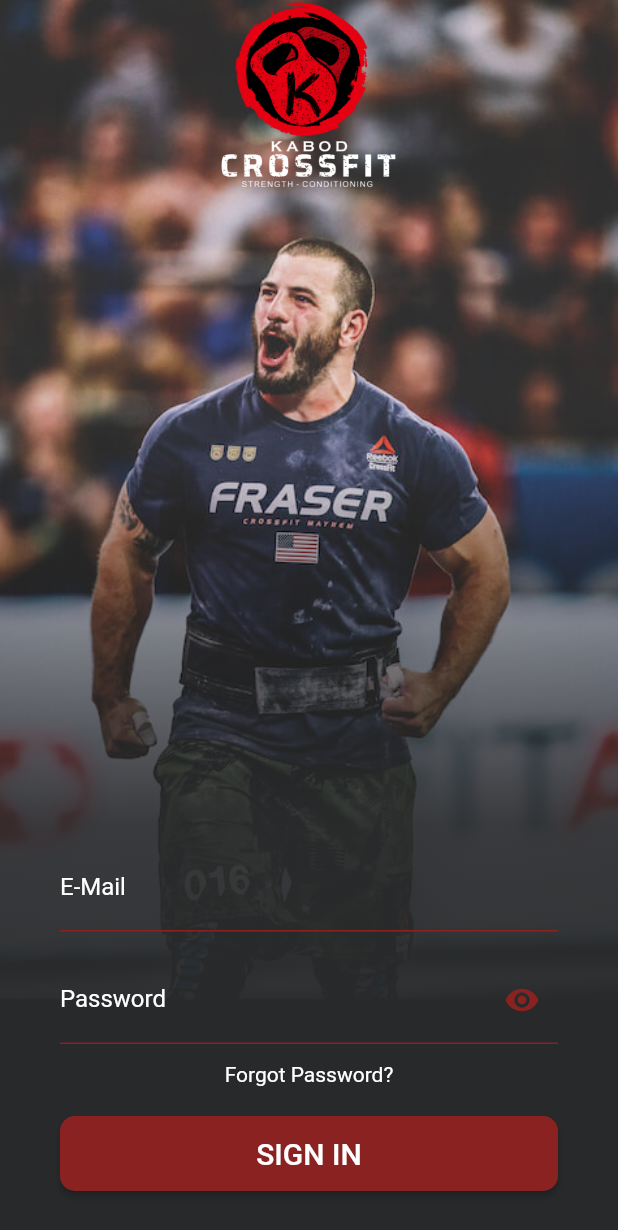
After one commit to anthonycuervo23/kabod_app, a Flutter app: the screen it shows after launch, on a phone screen of 412 x 824 dp. The commit adds this screen. Shown: the top 1230 px of the screen. Run offline on Flutter 3.47's test engine with Material 2 defaults, Android fonts, the phone set to English and light mode, and no system bars.

Commit message:
paths issue fixed and login_screen.dart restructured

```diff
--- a/lib/main.dart
+++ b/lib/main.dart
@@ -1,6 +1,6 @@
 import 'package:flutter/material.dart';
-import 'file:///C:/Users/antho/Desktop/kabod_project/kabod_app/lib/core/presentation/res/constants.dart';
-import 'file:///C:/Users/antho/Desktop/kabod_project/kabod_app/lib/features/auth/presentation/screens/login_screen.dart';
+import 'package:kabod_app/core/presentation/constants.dart';
+import 'package:kabod_app/screens/auth/screens/login_screen.dart';
 
 void main() {
   runApp(MyApp());
--- /dev/null
+++ b/lib/screens/auth/components/login_form.dart
@@ -0,0 +1,73 @@
+import 'package:flutter/material.dart';
+import 'package:kabod_app/core/presentation/constants.dart';
+
+// ignore: must_be_immutable
+class LoginField extends StatefulWidget {
+  final hintText;
+  final labelText;
+  var isPassword;
+  var isSecure;
+  Key key;
+  final TextInputAction textInputAction;
+  FocusNode focusNode;
+  VoidCallback onEditingComplete;
+  final Function validator;
+  final Function onPressed;
+  final TextEditingController controller;
+  LoginField(
+      {this.hintText,
+      this.labelText,
+      this.isPassword = true,
+      this.isSecure = false,
+      this.key,
+      this.textInputAction,
+      this.focusNode,
+      this.controller,
+      this.onEditingComplete,
+      this.onPressed,
+      this.validator});
+
+  @override
+  _LoginFieldState createState() => _LoginFieldState();
+}
+
+class _LoginFieldState extends State<LoginField> {
+  @override
+  Widget build(BuildContext context) {
+    return TextFormField(
+      key: widget.key,
+      textInputAction: widget.textInputAction,
+      onEditingComplete: widget.onEditingComplete,
+      focusNode: !widget.isPassword ? null : widget.focusNode,
+      validator: widget.validator,
+      controller: widget.controller,
+      obscureText: widget.isSecure,
+      style: TextStyle(fontSize: 16),
+      decoration: InputDecoration(
+        suffixIcon: !widget.isPassword
+            ? null
+            : GestureDetector(
+                onTap: () {
+                  setState(() {
+                    widget.isSecure = !widget.isSecure;
+                  });
+                },
+                child: Icon(
+                  widget.isSecure ? Icons.visibility : Icons.visibility_off,
+                  color: kButtonColor,
+                ),
+              ),
+        labelText: widget.labelText,
+        labelStyle: TextStyle(color: kWhiteTextColor),
+        hintText: widget.hintText,
+        hintStyle: TextStyle(color: kTextColor),
+        enabledBorder: UnderlineInputBorder(
+          borderSide: BorderSide(color: kButtonColor),
+        ),
+        focusedBorder: UnderlineInputBorder(
+          borderSide: BorderSide(color: kButtonColor),
+        ),
+      ),
+    );
+  }
+}
--- /dev/null
+++ b/lib/screens/auth/screens/login_screen.dart
@@ -0,0 +1,35 @@
+import 'package:flutter/material.dart';
+import 'package:kabod_app/core/presentation/constants.dart';
+import 'package:kabod_app/screens/auth/widgets/login_form.dart';
+import 'package:kabod_app/screens/auth/widgets/logo.dart';
+
+class LoginScreen extends StatelessWidget {
+  @override
+  Widget build(BuildContext context) {
+    return Scaffold(
+      body: Stack(
+        children: [
+          Container(
+            decoration: BoxDecoration(
+              image: DecorationImage(
+                  image: AssetImage('images/login_background.png'),
+                  fit: BoxFit.cover),
+            ),
+          ),
+          Container(
+            decoration: BoxDecoration(
+              gradient: LinearGradient(colors: [
+                Colors.transparent,
+                Colors.transparent,
+                kBackgroundColor.withOpacity(0.9),
+                kBackgroundColor,
+              ], begin: Alignment.topCenter, end: Alignment.bottomCenter),
+            ),
+          ),
+          GetLogo(),
+          GetLoginForm(),
+        ],
+      ),
+    );
+  }
+}
--- /dev/null
+++ b/lib/screens/auth/widgets/login_form.dart
@@ -0,0 +1,60 @@
+import 'package:flutter/material.dart';
+import 'package:kabod_app/screens/auth/components/login_form.dart';
+import 'package:kabod_app/core/presentation/constants.dart';
+
+class GetLoginForm extends StatelessWidget {
+  @override
+  Widget build(BuildContext context) {
+    return Center(
+      child: Column(
+        mainAxisAlignment: MainAxisAlignment.end,
+        children: [
+          Container(
+            margin: EdgeInsets.only(left: 40, right: 40),
+            child: LoginField(
+              labelText: 'E-Mail',
+              hintText: 'Enter your email',
+              isPassword: false,
+              textInputAction: TextInputAction.next,
+            ),
+          ),
+          SizedBox(height: 16),
+          Container(
+            margin: EdgeInsets.only(left: 40, right: 40),
+            child: LoginField(
+              labelText: 'Password',
+              hintText: 'Enter your password',
+              isSecure: true,
+            ),
+          ),
+          SizedBox(height: 12),
+          InkWell(
+            onTap: () {},
+            child: Text(
+              'Forgot Password?',
+              style: TextStyle(color: kWhiteTextColor),
+            ),
+          ),
+          SizedBox(height: 20),
+          Container(
+            height: 50,
+            width: double.infinity,
+            margin: EdgeInsets.only(left: 40, right: 40),
+            child: RaisedButton(
+              onPressed: () {},
+              color: kButtonColor,
+              child: Text(
+                'SIGN IN',
+                style: TextStyle(color: kWhiteTextColor, fontSize: 20),
+              ),
+              shape: RoundedRectangleBorder(
+                borderRadius: BorderRadius.circular(10),
+              ),
+            ),
+          ),
+          SizedBox(height: 30),
+        ],
+      ),
+    );
+  }
+}
--- /dev/null
+++ b/lib/screens/auth/widgets/logo.dart
@@ -0,0 +1,14 @@
+import 'package:flutter/material.dart';
+
+class GetLogo extends StatelessWidget {
+  @override
+  Widget build(BuildContext context) {
+    return Container(
+      alignment: Alignment.topCenter,
+      child: Image.asset(
+        'images/logo_white.png',
+        width: MediaQuery.of(context).size.width * 0.3,
+      ),
+    );
+  }
+}
```
Also changed, not shown: lib/features/auth/presentation/components/login_form.dart (deleted, +0 -94 lines), lib/features/auth/presentation/screens/login_screen.dart (deleted, +0 -90 lines), lib/core/presentation/constants.dart (renamed from lib/core/presentation/res/constants.dart).
